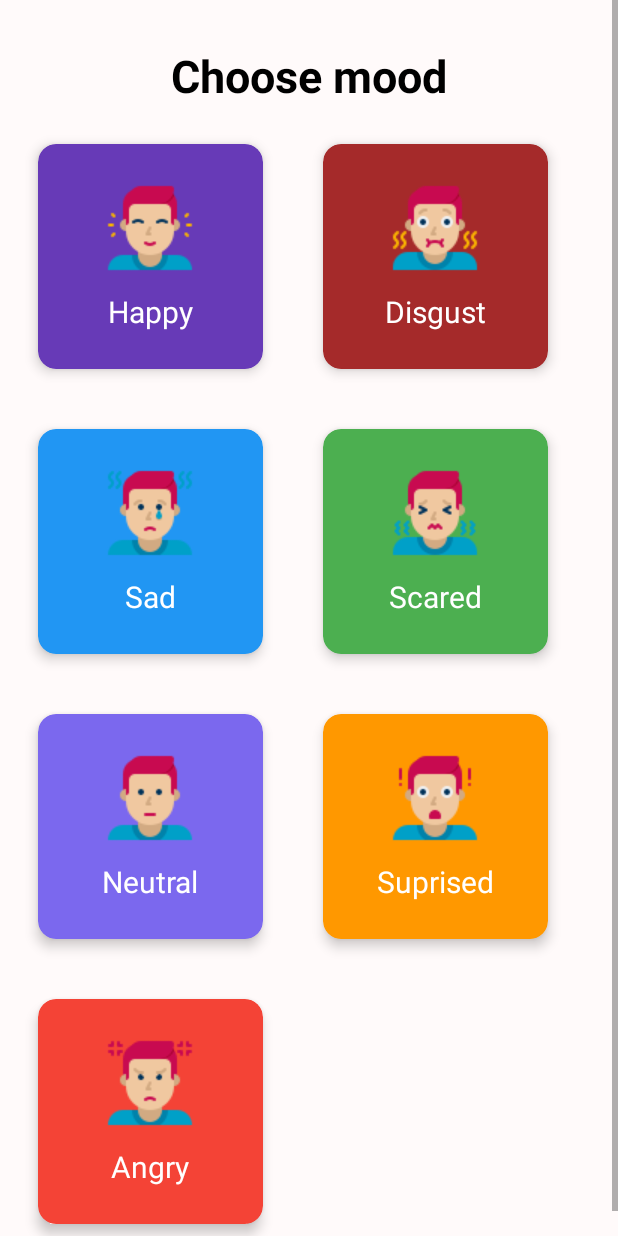
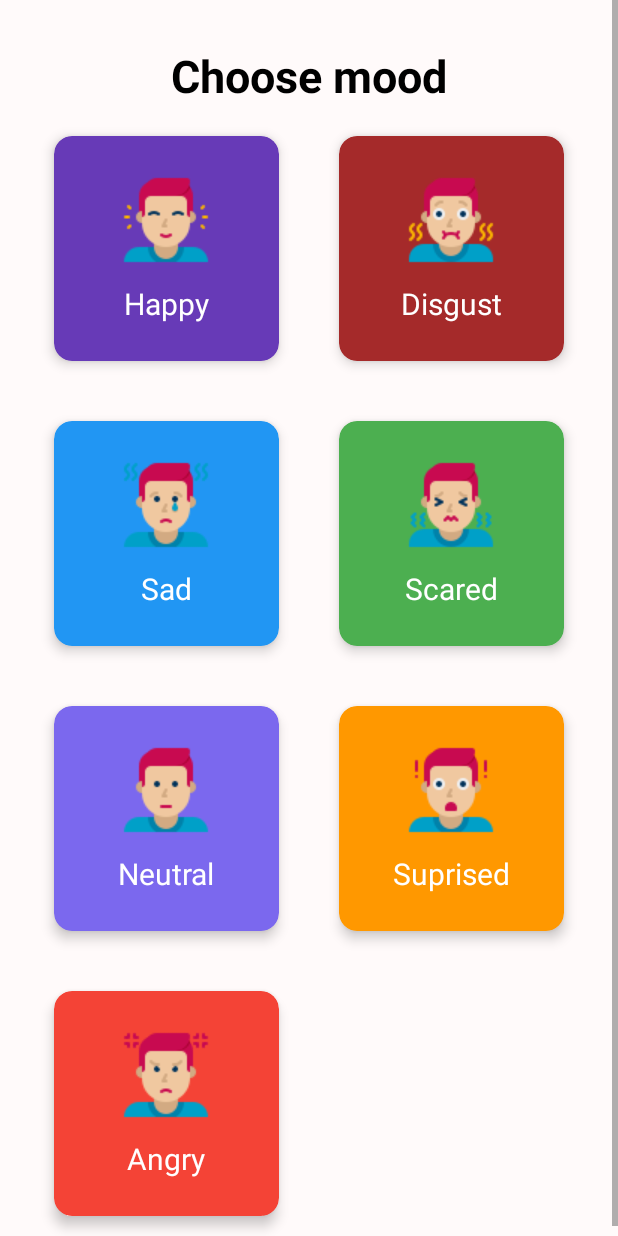
Before and after one commit to vovademar/TeamProject, an Android app: the MoodActivity screen opened directly, with no data from a screen before it, on a phone screen of 412 x 824 dp. Run offline under Robolectric (Android 15) with nearby library versions, the phone set to English and light mode, and no system bars; libraries missing offline, so code that uses them is left out: com.loopj.android, cz.msebera.android.

Commit message:
fix position

```diff
--- a/EmmuTest/app/src/main/res/layout/mood_selection.xml
+++ b/EmmuTest/app/src/main/res/layout/mood_selection.xml
@@ -3,41 +3,43 @@
     xmlns:app="http://schemas.android.com/apk/res-auto"
     android:layout_width="match_parent"
     android:layout_height="match_parent"
-    android:background="@color/background"
-    >
+    android:background="@color/background">
 
     <LinearLayout
-        android:layout_width="match_parent"
-        android:layout_height="match_parent"
+        android:layout_width="wrap_content"
+        android:layout_height="wrap_content"
+        android:layout_gravity="center_horizontal"
+        android:gravity="center_horizontal"
         android:orientation="vertical">
 
         <TextView
             android:layout_width="wrap_content"
             android:layout_height="wrap_content"
-            android:text="Choose mood"
-            android:textStyle="bold"
-            android:textSize="30sp"
-            android:textColor="@color/black"
             android:layout_gravity="center"
             android:layout_marginTop="30dp"
-            />
+            android:text="Choose mood"
+            android:textColor="@color/black"
+            android:textSize="30sp"
+            android:textStyle="bold" />
 
         <GridLayout
+            android:layout_width="wrap_content"
+            android:layout_height="match_parent"
+            android:columnCount="1"
+            android:rowCount="4">
+
+            <LinearLayout
                 android:layout_width="match_parent"
-            android:layout_height="match_parent"
-            android:rowCount="4"
-            android:columnCount="2"
-            android:layout_margin="5dp"
-            android:columnOrderPreserved="false">
+                android:orientation="horizontal">
 
                 <androidx.cardview.widget.CardView
+                    android:layout_width="150dp"
                     android:layout_height="150dp"
-                android:layout_width="150dp"
+                    android:layout_margin="20dp"
+                    android:layout_weight="1"
+                    app:cardBackgroundColor="@color/relaxed_button_background"
                     app:cardCornerRadius="12dp"
-                app:cardElevation="5dp"
-                android:layout_marginLeft="20dp"
-                android:layout_margin="20dp"
-                app:cardBackgroundColor="@color/relaxed_button_background">
+                    app:cardElevation="5dp">
 
                     <RelativeLayout
                         android:id="@+id/happy_button"
@@ -47,36 +49,34 @@
                         <LinearLayout
                             android:layout_width="match_parent"
                             android:layout_height="match_parent"
-                        android:orientation="vertical"
-                        android:gravity="center">
+                            android:gravity="center"
+                            android:orientation="vertical">
 
                             <ImageView
                                 android:layout_width="64dp"
                                 android:layout_height="64dp"
                                 android:layout_gravity="center"
-                            android:src="@drawable/happy">
-                        </ImageView>
+                                android:src="@drawable/happy" />
 
                             <TextView
                                 android:layout_width="wrap_content"
                                 android:layout_height="wrap_content"
+                                android:layout_marginTop="10dp"
                                 android:text="Happy"
                                 android:textColor="@color/white"
-                            android:textSize="20sp"
-                            android:layout_marginTop="10dp">
-                        </TextView>
+                                android:textSize="20sp" />
                         </LinearLayout>
                     </RelativeLayout>
                 </androidx.cardview.widget.CardView>
 
                 <androidx.cardview.widget.CardView
+                    android:layout_width="150dp"
                     android:layout_height="150dp"
-                android:layout_width="150dp"
+                    android:layout_margin="20dp"
+                    android:layout_weight="1"
+                    app:cardBackgroundColor="@color/yellow"
                     app:cardCornerRadius="12dp"
-                app:cardElevation="5dp"
-                android:layout_marginLeft="20dp"
-                android:layout_margin="20dp"
-                app:cardBackgroundColor="@color/yellow">
+                    app:cardElevation="5dp">
 
                     <RelativeLayout
                         android:id="@+id/disgust_button"
@@ -86,36 +86,39 @@
                         <LinearLayout
                             android:layout_width="match_parent"
                             android:layout_height="match_parent"
-                        android:orientation="vertical"
-                        android:gravity="center">
+                            android:gravity="center"
+                            android:orientation="vertical">
 
                             <ImageView
                                 android:layout_width="64dp"
                                 android:layout_height="64dp"
                                 android:layout_gravity="center"
-                            android:src="@drawable/disgusting">
-                        </ImageView>
+                                android:src="@drawable/disgusting" />
 
                             <TextView
                                 android:layout_width="wrap_content"
                                 android:layout_height="wrap_content"
+                                android:layout_marginTop="10dp"
                                 android:text="Disgust"
                                 android:textColor="@color/white"
-                            android:textSize="20sp"
-                            android:layout_marginTop="10dp">
-                        </TextView>
+                                android:textSize="20sp" />
                         </LinearLayout>
                     </RelativeLayout>
                 </androidx.cardview.widget.CardView>
+            </LinearLayout>
+
+            <LinearLayout
+                android:layout_width="match_parent"
+                android:orientation="horizontal">
 
                 <androidx.cardview.widget.CardView
+                    android:layout_width="150dp"
                     android:layout_height="150dp"
-                android:layout_width="150dp"
+                    android:layout_margin="20dp"
+                    android:layout_weight="1"
+                    app:cardBackgroundColor="@color/sad_button_background"
                     app:cardCornerRadius="12dp"
-                app:cardElevation="5dp"
-                android:layout_marginLeft="20dp"
-                android:layout_margin="20dp"
-                app:cardBackgroundColor="@color/sad_button_background">
+                    app:cardElevation="5dp">
 
                     <RelativeLayout
                         android:id="@+id/sad_button"
@@ -125,36 +128,34 @@
                         <LinearLayout
                             android:layout_width="match_parent"
                             android:layout_height="match_parent"
-                        android:orientation="vertical"
-                        android:gravity="center">
+                            android:gravity="center"
+                            android:orientation="vertical">
 
                             <ImageView
                                 android:layout_width="64dp"
                                 android:layout_height="64dp"
                                 android:layout_gravity="center"
-                            android:src="@drawable/sad">
-                        </ImageView>
+                                android:src="@drawable/sad" />
 
                             <TextView
                                 android:layout_width="wrap_content"
                                 android:layout_height="wrap_content"
+                                android:layout_marginTop="10dp"
                                 android:text="Sad"
                                 android:textColor="@color/white"
-                            android:textSize="20sp"
-                            android:layout_marginTop="10dp">
-                        </TextView>
+                                android:textSize="20sp" />
                         </LinearLayout>
                     </RelativeLayout>
                 </androidx.cardview.widget.CardView>
 
                 <androidx.cardview.widget.CardView
+                    android:layout_width="150dp"
                     android:layout_height="150dp"
-                android:layout_width="150dp"
+                    android:layout_margin="20dp"
+                    android:layout_weight="1"
+                    app:cardBackgroundColor="@color/happy_button_background"
                     app:cardCornerRadius="12dp"
-                app:cardElevation="5dp"
-                android:layout_marginLeft="20dp"
-                android:layout_margin="20dp"
-                app:cardBackgroundColor="@color/happy_button_background">
+                    app:cardElevation="5dp">
 
 
                     <RelativeLayout
@@ -165,36 +166,39 @@
                         <LinearLayout
                             android:layout_width="match_parent"
                             android:layout_height="match_parent"
-                        android:orientation="vertical"
-                        android:gravity="center">
+                            android:gravity="center"
+                            android:orientation="vertical">
 
                             <ImageView
                                 android:layout_width="64dp"
                                 android:layout_height="64dp"
                                 android:layout_gravity="center"
-                            android:src="@drawable/afraid">
-                        </ImageView>
+                                android:src="@drawable/afraid" />
 
                             <TextView
                                 android:layout_width="wrap_content"
                                 android:layout_height="wrap_content"
+                                android:layout_marginTop="10dp"
                                 android:text="Scared"
                                 android:textColor="@color/white"
-                            android:textSize="20sp"
-                            android:layout_marginTop="10dp">
-                        </TextView>
+                                android:textSize="20sp" />
                         </LinearLayout>
                     </RelativeLayout>
                 </androidx.cardview.widget.CardView>
+            </LinearLayout>
+
+            <LinearLayout
+                android:layout_width="match_parent"
+                android:orientation="horizontal">
 
                 <androidx.cardview.widget.CardView
+                    android:layout_width="150dp"
                     android:layout_height="150dp"
-                android:layout_width="150dp"
+                    android:layout_margin="20dp"
+                    android:layout_weight="1"
+                    app:cardBackgroundColor="@color/neutral"
                     app:cardCornerRadius="12dp"
-                app:cardElevation="5dp"
-                android:layout_marginLeft="20dp"
-                android:layout_margin="20dp"
-                app:cardBackgroundColor="@color/neutral">
+                    app:cardElevation="5dp">
 
                     <RelativeLayout
                         android:id="@+id/neutral_button"
@@ -204,36 +208,34 @@
                         <LinearLayout
                             android:layout_width="match_parent"
                             android:layout_height="match_parent"
-                        android:orientation="vertical"
-                        android:gravity="center">
+                            android:gravity="center"
+                            android:orientation="vertical">
 
                             <ImageView
                                 android:layout_width="64dp"
                                 android:layout_height="64dp"
                                 android:layout_gravity="center"
-                            android:src="@drawable/neutral">
-                        </ImageView>
+                                android:src="@drawable/neutral" />
 
                             <TextView
                                 android:layout_width="wrap_content"
                                 android:layout_height="wrap_content"
+                                android:layout_marginTop="10dp"
                                 android:text="Neutral"
                                 android:textColor="@color/white"
-                            android:textSize="20sp"
-                            android:layout_marginTop="10dp">
-                        </TextView>
+                                android:textSize="20sp" />
                         </LinearLayout>
                     </RelativeLayout>
                 </androidx.cardview.widget.CardView>
 
                 <androidx.cardview.widget.CardView
+                    android:layout_width="150dp"
                     android:layout_height="150dp"
-                android:layout_width="150dp"
+                    android:layout_margin="20dp"
+                    android:layout_weight="1"
+                    app:cardBackgroundColor="@color/excited_button_background"
                     app:cardCornerRadius="12dp"
-                app:cardElevation="5dp"
-                android:layout_marginLeft="20dp"
-                android:layout_margin="20dp"
-                app:cardBackgroundColor="@color/excited_button_background">
+                    app:cardElevation="5dp">
 
                     <RelativeLayout
                         android:id="@+id/surprised_button"
@@ -243,36 +245,38 @@
                         <LinearLayout
                             android:layout_width="match_parent"
                             android:layout_height="match_parent"
-                        android:orientation="vertical"
-                        android:gravity="center">
+                            android:gravity="center"
+                            android:orientation="vertical">
 
                             <ImageView
                                 android:layout_width="64dp"
                                 android:layout_height="64dp"
                                 android:layout_gravity="center"
-                            android:src="@drawable/suprise">
-                        </ImageView>
+                                android:src="@drawable/suprise" />
 
                             <TextView
                                 android:layout_width="wrap_content"
                                 android:layout_height="wrap_content"
+                                android:layout_marginTop="10dp"
                                 android:text="Suprised"
                                 android:textColor="@color/white"
-                            android:textSize="20sp"
-                            android:layout_marginTop="10dp">
-                        </TextView>
+                                android:textSize="20sp" />
                         </LinearLayout>
                     </RelativeLayout>
                 </androidx.cardview.widget.CardView>
+            </LinearLayout>
+
+            <LinearLayout
+                android:layout_width="match_parent"
+                android:orientation="horizontal">
 
                 <androidx.cardview.widget.CardView
+                    android:layout_width="150dp"
                     android:layout_height="150dp"
-                android:layout_width="150dp"
+                    android:layout_margin="20dp"
+                    app:cardBackgroundColor="@color/angry_button_background"
                     app:cardCornerRadius="12dp"
-                app:cardElevation="5dp"
-                android:layout_marginLeft="20dp"
-                android:layout_margin="20dp"
-                app:cardBackgroundColor="@color/angry_button_background">
+                    app:cardElevation="5dp">
 
                     <RelativeLayout
                         android:id="@+id/angry_button"
@@ -282,28 +286,26 @@
                         <LinearLayout
                             android:layout_width="match_parent"
                             android:layout_height="match_parent"
-                        android:orientation="vertical"
-                        android:gravity="center">
+                            android:gravity="center"
+                            android:orientation="vertical">
 
                             <ImageView
                                 android:layout_width="64dp"
                                 android:layout_height="64dp"
                                 android:layout_gravity="center"
-                            android:src="@drawable/angry">
-                        </ImageView>
+                                android:src="@drawable/angry" />
 
                             <TextView
                                 android:layout_width="wrap_content"
                                 android:layout_height="wrap_content"
+                                android:layout_marginTop="10dp"
                                 android:text="Angry"
                                 android:textColor="@color/white"
-                            android:textSize="20sp"
-                            android:layout_marginTop="10dp">
-                        </TextView>
+                                android:textSize="20sp" />
                         </LinearLayout>
                     </RelativeLayout>
                 </androidx.cardview.widget.CardView>
+            </LinearLayout>
         </GridLayout>
     </LinearLayout>
-
 </ScrollView>
--- a/EmmuTest/app/src/main/res/layout/select_searching_method.xml
+++ b/EmmuTest/app/src/main/res/layout/select_searching_method.xml
@@ -35,12 +35,10 @@
         android:id="@+id/enter_to_account_button"
         android:layout_width="300dp"
         android:layout_height="100dp"
-        android:layout_marginStart="50dp"
         android:layout_marginTop="120dp"
         android:background="@drawable/new_button_background"
         app:layout_constraintBottom_toTopOf="@+id/find_music_by_moods_button"
-        app:layout_constraintEnd_toStartOf="@+id/textView"
-        app:layout_constraintHorizontal_bias="0.0"
+        app:layout_constraintEnd_toEndOf="parent"
         app:layout_constraintStart_toStartOf="parent"
         app:layout_constraintTop_toBottomOf="@+id/textView">
 
@@ -59,12 +57,10 @@
         android:id="@+id/find_music_by_moods_button"
         android:layout_width="300dp"
         android:layout_height="100dp"
-        android:layout_marginStart="50dp"
         android:layout_marginTop="10dp"
         android:background="@drawable/excited_button_background"
         app:layout_constraintBottom_toTopOf="@+id/find_music_by_photo_button"
-        app:layout_constraintEnd_toStartOf="@+id/textView"
-        app:layout_constraintHorizontal_bias="0.0"
+        app:layout_constraintEnd_toEndOf="parent"
         app:layout_constraintStart_toStartOf="parent"
         app:layout_constraintTop_toBottomOf="@+id/enter_to_account_button">
 
@@ -84,12 +80,10 @@
         android:id="@+id/find_music_by_photo_button"
         android:layout_width="300dp"
         android:layout_height="100dp"
-        android:layout_marginStart="50dp"
         android:layout_marginBottom="120dp"
         android:background="@drawable/tired_button_background"
         app:layout_constraintBottom_toBottomOf="@+id/constraintLayout"
-        app:layout_constraintEnd_toStartOf="@+id/textView"
-        app:layout_constraintHorizontal_bias="0.0"
+        app:layout_constraintEnd_toEndOf="parent"
         app:layout_constraintStart_toStartOf="parent">
 
         <TextView
```
Lines whose indentation alone changed are shown as unchanged.
